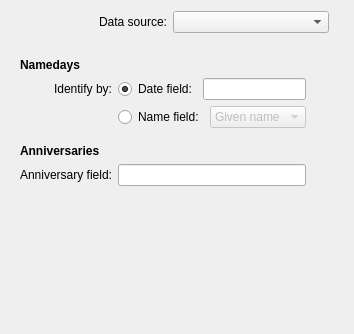
balevas/BirthdayList-Plasmoid, file applet/src/birthdaylist_datasource_config.ui: the form before one commit.
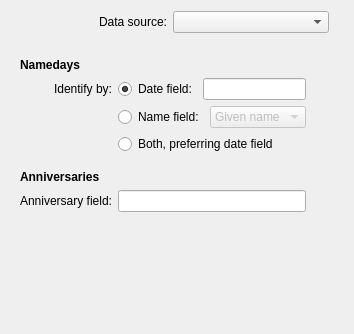
The form after the commit. The open tabs and pages were chosen to show the change.

The edit to the form file:
```diff
--- a/applet/src/birthdaylist_datasource_config.ui
+++ b/applet/src/birthdaylist_datasource_config.ui
@@ -76,7 +76,7 @@
      </property>
      <widget class="QWidget" name="pageKabConfig">
       <layout class="QGridLayout" name="gridLayout_3">
-       <item row="8" column="0">
+       <item row="9" column="0">
         <spacer name="spacerKabBottom">
          <property name="orientation">
           <enum>Qt::Vertical</enum>
@@ -161,7 +161,7 @@
          </item>
         </layout>
        </item>
-       <item row="7" column="0">
+       <item row="8" column="0">
         <widget class="QLabel" name="lblKabAnniversaryField">
          <property name="text">
           <string>Anniversary field:</string>
@@ -171,10 +171,10 @@
          </property>
         </widget>
        </item>
-       <item row="7" column="1" colspan="2">
+       <item row="8" column="1" colspan="2">
         <widget class="QLineEdit" name="lineEditKabAnniversaryField"/>
        </item>
-       <item row="5" column="1" colspan="2">
+       <item row="6" column="1" colspan="2">
         <spacer name="spacerKabNamedaysBottom">
          <property name="orientation">
           <enum>Qt::Vertical</enum>
@@ -190,7 +190,7 @@
          </property>
         </spacer>
        </item>
-       <item row="6" column="0" colspan="3">
+       <item row="7" column="0" colspan="3">
         <widget class="QLabel" name="lblKabTitleAnniversaries">
          <property name="font">
           <font>
@@ -229,6 +229,16 @@
          </property>
         </spacer>
        </item>
+       <item row="5" column="1">
+        <widget class="QRadioButton" name="rbKabNamedayBothFields">
+         <property name="text">
+          <string>Both, preferring date field</string>
+         </property>
+         <attribute name="buttonGroup">
+          <string>bgKabNamedayFieldType</string>
+         </attribute>
+        </widget>
+       </item>
       </layout>
      </widget>
      <widget class="QWidget" name="pageAkonadiConfig">
```
Left out of the diff: 127 changed lines with no effect on the pictures.
